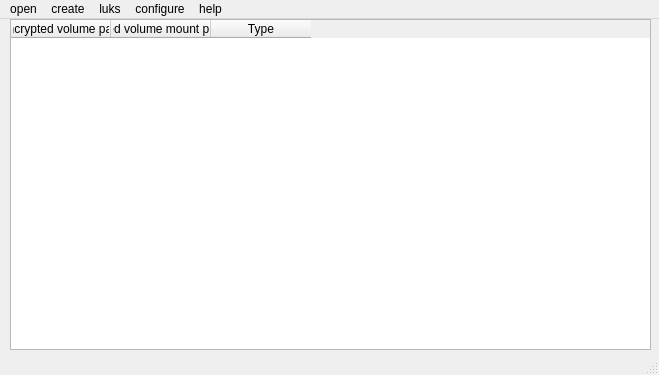
Above: zulucrypt.ui from mhogomchungu/zuluCrypt before the change. Below: the same form after it.
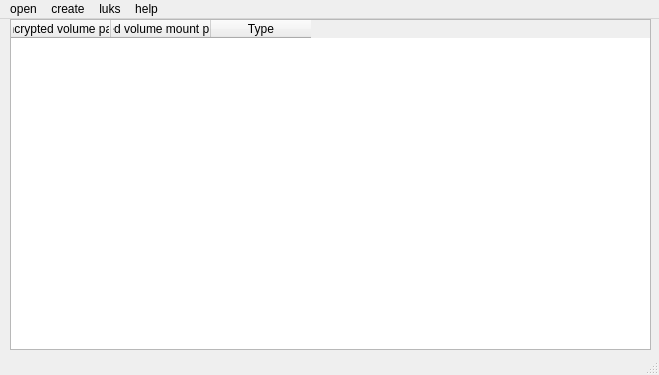
That is the form after the change. Icons and pictures are not drawn.

Patch:
```diff
--- a/zulucrypt.ui
+++ b/zulucrypt.ui
@@ -110,15 +110,9 @@
     <addaction name="actionAddKey"/>
     <addaction name="actionDeleteKey"/>
    </widget>
-   <widget class="QMenu" name="menuConfigure_2">
-    <property name="title">
-     <string>configure</string>
-    </property>
-   </widget>
    <addaction name="menuOpen"/>
    <addaction name="menuCreate"/>
    <addaction name="menuConfigure"/>
-   <addaction name="menuConfigure_2"/>
    <addaction name="menuHelp"/>
   </widget>
   <widget class="QStatusBar" name="statusBar"/>
```
